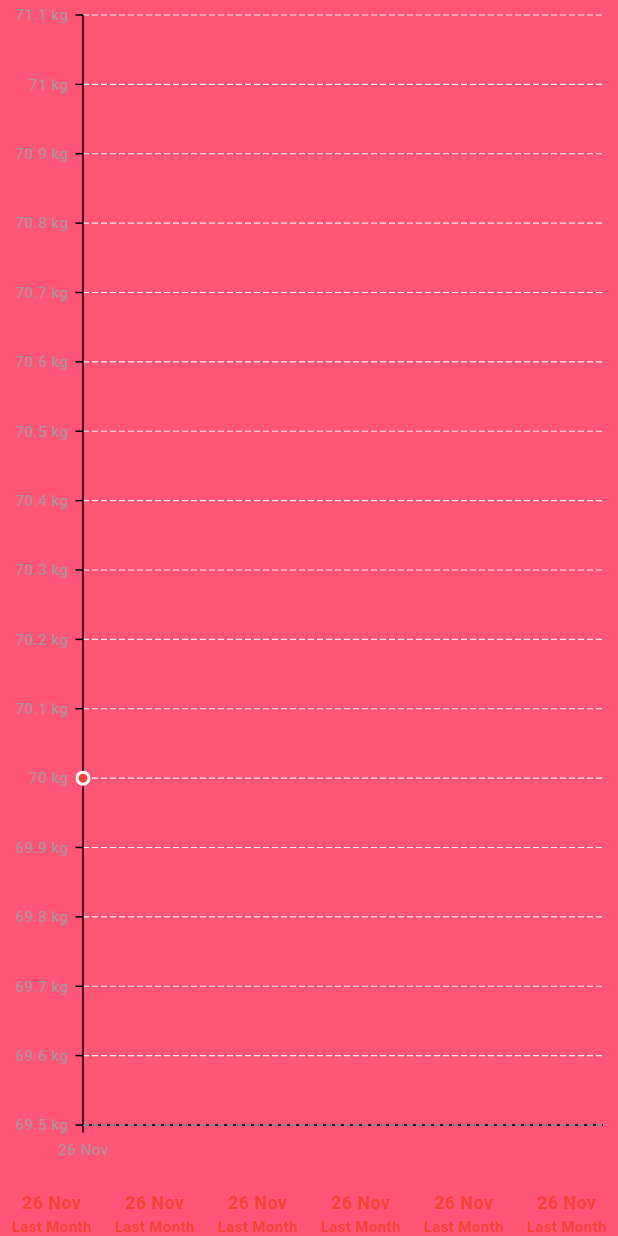
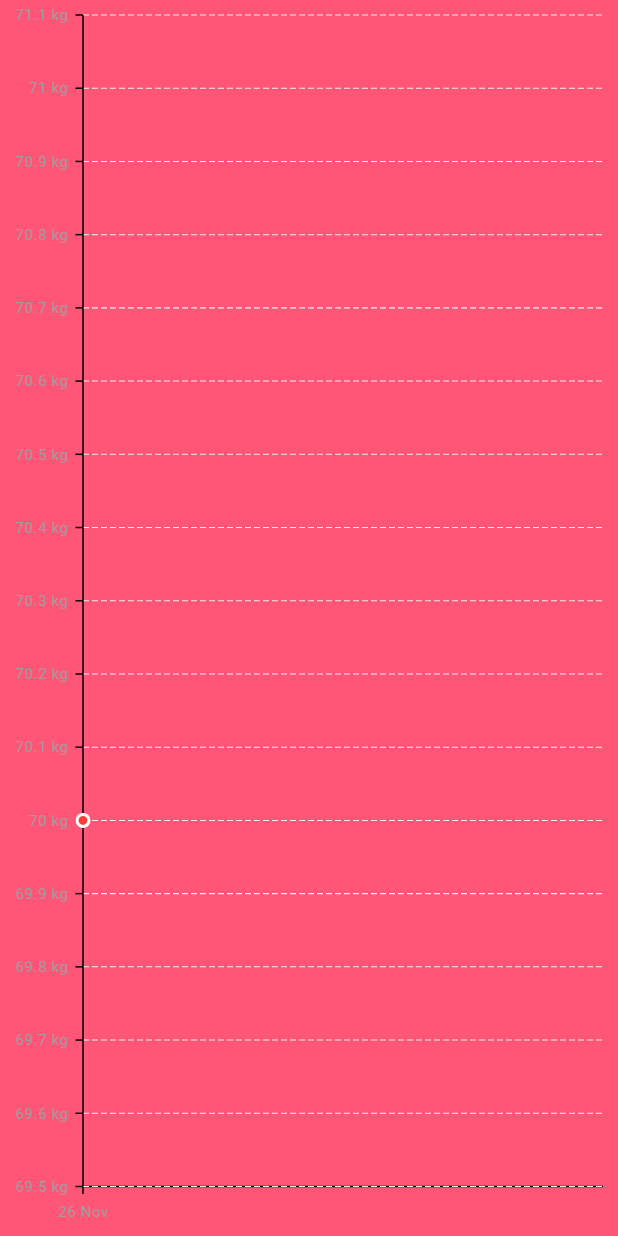
Before and after one commit to real-Hafez/lose_weight_eat_healthy, a Flutter app: the LineChart widget shown alone on an empty page, opened directly, on a phone screen of 412 x 824 dp. Run offline on Flutter 3.47's test engine with Material 3 defaults, Android fonts, the phone set to English and light mode, and no system bars; our stand-ins replace animated_text_kit, auto_animated, auto_size_text, bloc, cached_network_image, cloud_firestore and 23 more; missing offline and left inert: country_flags; accounts and stored records are empty.

Commit message:
apper only one date not two

```diff
--- a/lib/src/features/onboarding_pages/pages/8_onboarding_Short_Term_goad/page/weight_ShortTerm_Goal.dart
+++ b/lib/src/features/onboarding_pages/pages/8_onboarding_Short_Term_goad/page/weight_ShortTerm_Goal.dart
@@ -114,15 +114,6 @@ class LineChart extends StatelessWidget {
         final int totalWeeks =
             ((currentWeight - targetWeight).abs() / weeklyChange).ceil();
         final DateTime startDate = DateTime.now();
-        final DateTime endDate = startDate.add(Duration(days: totalWeeks * 7));
-
-        List<DateTime> keyDates = List.generate(
-          6,
-          (index) => startDate.add(
-            Duration(days: (index * totalWeeks ~/ 5) * 7),
-          ),
-        );
-        keyDates[5] = endDate; // Ensure the last date is the end date.
 
         List<TimeData> chartData = [];
         for (int i = 0; i <= totalWeeks; i++) {
@@ -175,35 +166,6 @@ class LineChart extends StatelessWidget {
                 ],
               ),
             ),
-            SizedBox(height: 10),
-            Row(
-              mainAxisAlignment: MainAxisAlignment.spaceAround,
-              children: keyDates.map((date) {
-                bool isLastDate = date == keyDates.last;
-                return Column(
-                  children: [
-                    Text(
-                      DateFormat('dd MMM').format(date),
-                      style: TextStyle(
-                        fontWeight:
-                            isLastDate ? FontWeight.bold : FontWeight.normal,
-                        fontSize: 12,
-                        color: isLastDate ? Colors.red : Colors.grey.shade700,
-                      ),
-                    ),
-                    if (isLastDate)
-                      const Text(
-                        "Last Month",
-                        style: TextStyle(
-                          fontSize: 10,
-                          color: Colors.red,
-                          fontWeight: FontWeight.bold,
-                        ),
-                      ),
-                  ],
-                );
-              }).toList(),
-            ),
           ],
         );
       },
```
